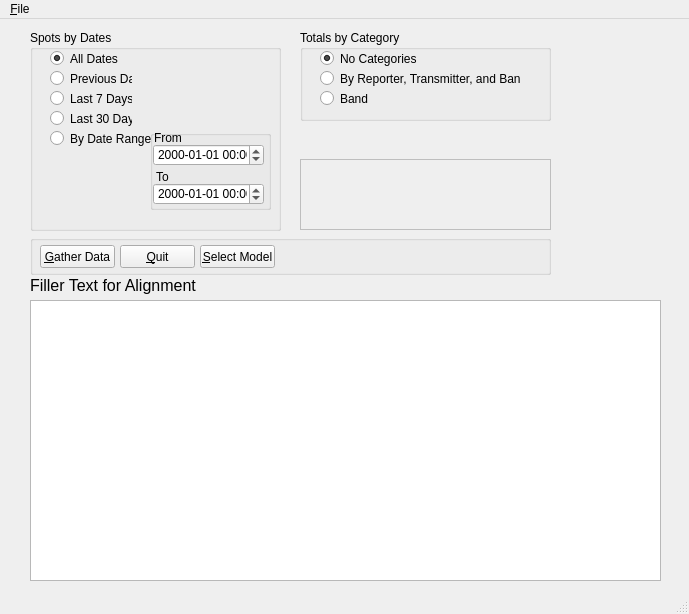
tominthewallowas/WSPR-stats, file UI_wsprstats.ui: the form before one commit.
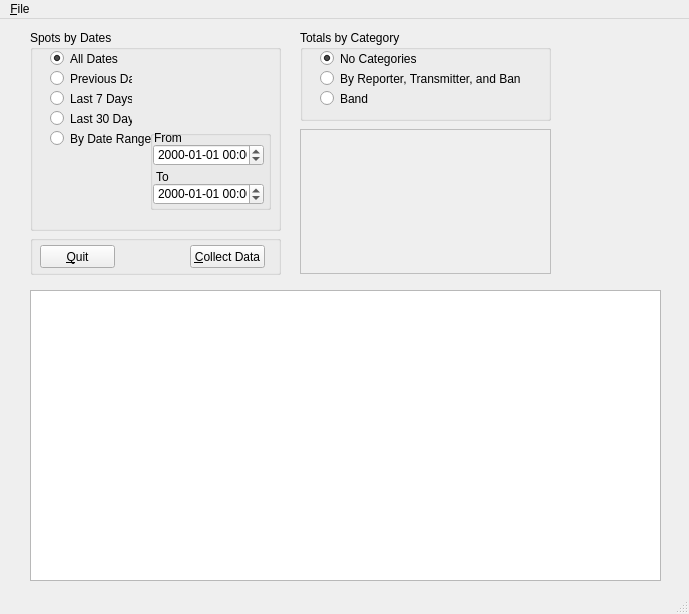
The form after the commit.

Commit message: Removed unused radio buttons and push buttons, renamed button.

```diff
--- a/UI_wsprstats.ui
+++ b/UI_wsprstats.ui
@@ -18,33 +18,15 @@
     <property name="geometry">
      <rect>
       <x>30</x>
-      <y>281</y>
+      <y>271</y>
       <width>631</width>
-      <height>281</height>
+      <height>291</height>
      </rect>
     </property>
     <attribute name="horizontalHeaderDefaultSectionSize">
      <number>65</number>
     </attribute>
    </widget>
-   <widget class="QLabel" name="lblCallsignFacts">
-    <property name="geometry">
-     <rect>
-      <x>30</x>
-      <y>251</y>
-      <width>391</width>
-      <height>31</height>
-     </rect>
-    </property>
-    <property name="font">
-     <font>
-      <pointsize>12</pointsize>
-     </font>
-    </property>
-    <property name="text">
-     <string>Filler Text for Alignment</string>
-    </property>
-   </widget>
    <widget class="QGroupBox" name="gbSpotsByDates">
     <property name="geometry">
      <rect>
@@ -266,30 +248,17 @@
      <rect>
       <x>30</x>
       <y>216</y>
-      <width>521</width>
+      <width>251</width>
       <height>40</height>
      </rect>
     </property>
     <property name="title">
      <string/>
     </property>
-    <widget class="QPushButton" name="pbGatherData">
-     <property name="geometry">
-      <rect>
-       <x>10</x>
-       <y>10</y>
-       <width>75</width>
-       <height>23</height>
-      </rect>
-     </property>
-     <property name="text">
-      <string>&amp;Gather Data</string>
-     </property>
-    </widget>
     <widget class="QPushButton" name="pbQuit">
      <property name="geometry">
       <rect>
-       <x>90</x>
+       <x>10</x>
        <y>10</y>
        <width>75</width>
        <height>23</height>
@@ -302,14 +271,14 @@
     <widget class="QPushButton" name="pbSelectModel">
      <property name="geometry">
       <rect>
-       <x>170</x>
+       <x>160</x>
        <y>10</y>
        <width>75</width>
        <height>23</height>
       </rect>
      </property>
      <property name="text">
-      <string>&amp;Select Model</string>
+      <string>&amp;Collect Data</string>
      </property>
     </widget>
    </widget>
@@ -320,9 +289,9 @@
     <property name="geometry">
      <rect>
       <x>300</x>
-      <y>140</y>
+      <y>110</y>
       <width>251</width>
-      <height>71</height>
+      <height>145</height>
      </rect>
     </property>
     <property name="autoFillBackground">
```
Left out of the diff: 2 changed lines with no effect on the pictures. The commit also changes 1 other file.
